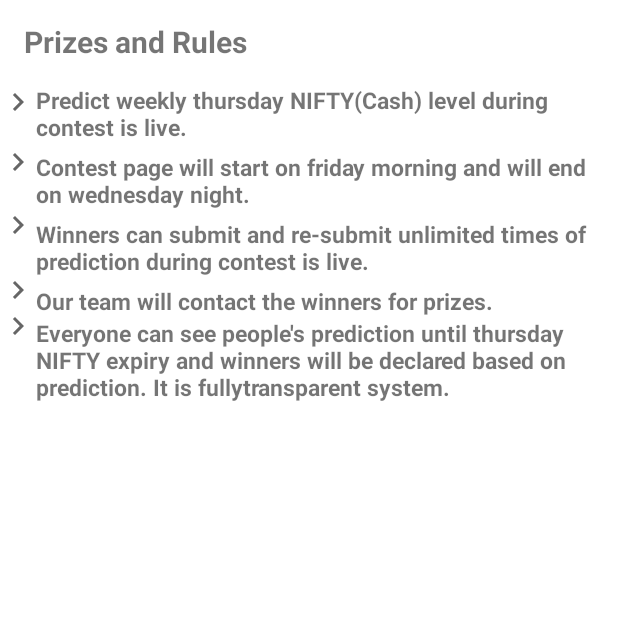
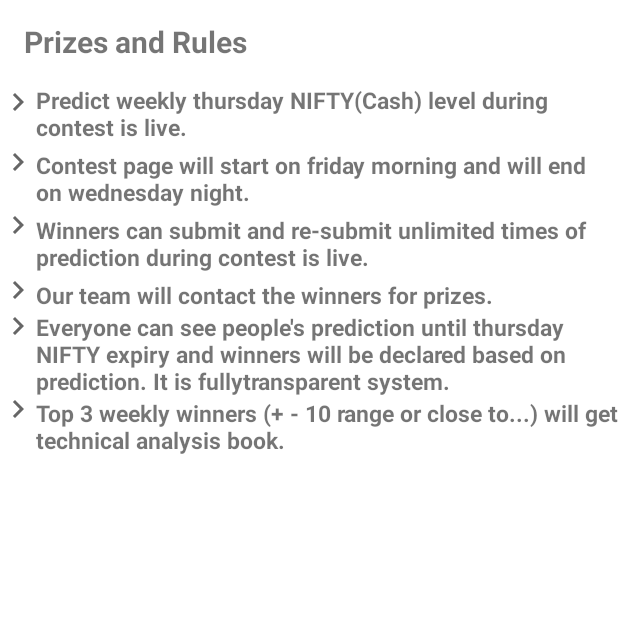
Before and after one commit to sshirin282/Trader, an Android app: the MainActivity4 screen opened directly, with no data from a screen before it, on a phone screen of 412 x 824 dp, the top half of it. Run offline under Robolectric (Android 15) with nearby library versions, the light colour scheme and no system bars.

Commit message:
stock market

```diff
--- a/app/src/main/java/com/example/liveproject/MainActivity4.kt
+++ b/app/src/main/java/com/example/liveproject/MainActivity4.kt
@@ -18,6 +18,8 @@
     lateinit var textView4: TextView
     lateinit var imageView5: ImageView
     lateinit var textView5: TextView
+    lateinit var imageView6: ImageView
+    lateinit var textView6: TextView
     override fun onCreate(savedInstanceState: Bundle?) {
         super.onCreate(savedInstanceState)
         setContentView(R.layout.activity_main4)
@@ -33,6 +35,8 @@
         textView4=findViewById(R.id.textview4)
         imageView5=findViewById(R.id.imageview5)
         textView5=findViewById(R.id.textview5)
+        imageView6=findViewById(R.id.imageview6)
+        textView6=findViewById(R.id.textview6)
 
     }
 }
--- a/app/src/main/res/layout/activity_main4.xml
+++ b/app/src/main/res/layout/activity_main4.xml
@@ -38,7 +38,7 @@
     <TextView
         android:id="@+id/textview2"
         android:textStyle="bold"
-        android:layout_marginTop="5dp"
+        android:layout_marginTop="4dp"
         android:layout_width="match_parent"
         android:layout_height="wrap_content"
         android:layout_below="@id/textview1"
@@ -62,7 +62,7 @@
         android:textSize="15dp"
         android:text="Winners can submit and re-submit unlimited times of prediction during contest is live."
         android:layout_below="@id/textview2"
-        android:layout_marginTop="5dp"/>
+        android:layout_marginTop="4dp"/>
 
     <ImageView
         android:layout_width="wrap_content"
@@ -75,7 +75,7 @@
         android:layout_width="match_parent"
         android:layout_height="wrap_content"
         android:textSize="15dp"
-        android:layout_marginTop="5dp"
+        android:layout_marginTop="4dp"
         android:textStyle="bold"
         android:text="Our team will contact the winners for prizes."
         android:id="@+id/textview4"
@@ -98,6 +98,24 @@
         android:layout_toRightOf="@+id/imageview5"
         android:text="Everyone can see people's prediction until thursday NIFTY expiry and winners will be declared based on prediction. It is fullytransparent system."/>
 
+    <ImageView
+        android:layout_width="wrap_content"
+        android:layout_height="wrap_content"
+        android:id="@+id/imageview6"
+        android:layout_marginTop="55dp"
+        android:layout_below="@id/imageview4"
+        android:src="@drawable/ic_baseline_keyboard_arrow_right_24"/>
+    <TextView
+        android:layout_width="match_parent"
+        android:layout_height="wrap_content"
+        android:id="@+id/textview6"
+        android:layout_toRightOf="@id/imageview5"
+        android:layout_below="@id/textview5"
+        android:textSize="15dp"
+        android:textStyle="bold"
+        android:text="Top 3 weekly winners (+ - 10 range or close to...) will get technical analysis book."/>
+
+
 
 
 </RelativeLayout>
```
